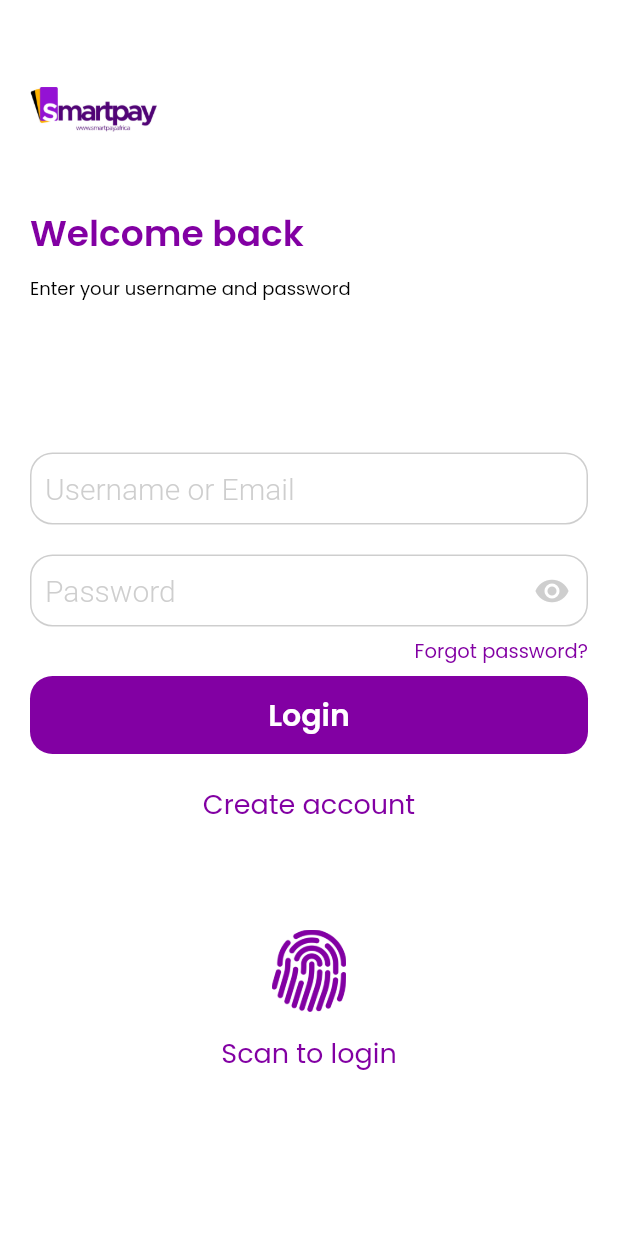
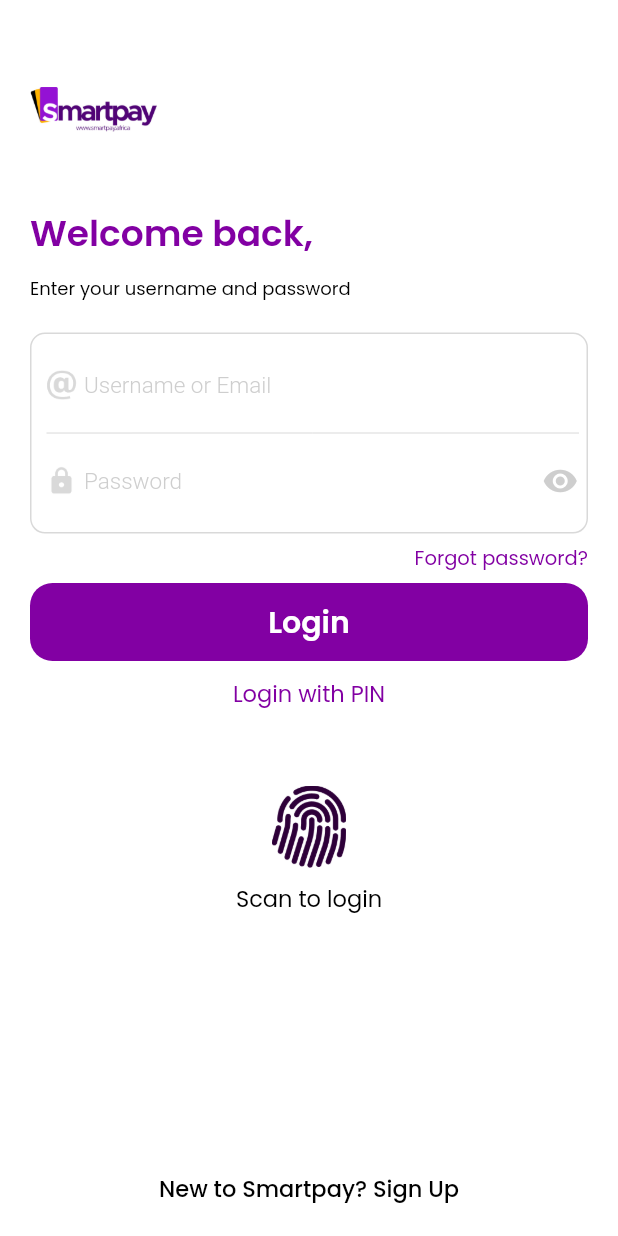
Before and after one commit to abdorll/smartPay, a Flutter app: the LoginScreen screen opened by its route, on a phone screen of 412 x 824 dp. Run offline on Flutter 3.47's test engine with Material 2 defaults, Android fonts, the phone set to English and light mode, and no system bars; our stand-ins replace flutter_riverpod, flutter_svg, google_fonts; project files that could hold a hidden picture were left out.

Commit message:
signin screen done

```diff
--- a/lib/routes/app_routes.dart
+++ b/lib/routes/app_routes.dart
@@ -2,7 +2,7 @@
 import 'package:smart_pay/screens/account_creation/signup_screen.dart';
 import 'package:smart_pay/screens/onboarding/signin_request.dart';
 import 'package:smart_pay/screens/onboarding/splash_screen.dart';
-import 'package:smart_pay/screens/signin_options/login_screen.dart';
+import 'package:smart_pay/screens/signin_options/signin_screen.dart';
 
 class AppRoutes {
   static Route<dynamic> generateRoute(RouteSettings settings) {
--- a/lib/screens/onboarding/signin_request.dart
+++ b/lib/screens/onboarding/signin_request.dart
@@ -1,6 +1,6 @@
 import 'package:flutter/material.dart';
 import 'package:smart_pay/screens/account_creation/signup_screen.dart';
-import 'package:smart_pay/screens/signin_options/login_screen.dart';
+import 'package:smart_pay/screens/signin_options/signin_screen.dart';
 import 'package:smart_pay/utils/colors.dart';
 import 'package:smart_pay/utils/images.dart';
 import 'package:smart_pay/widget/spacing.dart';
--- a/lib/screens/signin_options/login_screen.dart
+++ /dev/null
@@ -1,136 +0,0 @@
-import 'package:flutter/material.dart';
-import 'package:smart_pay/screens/account_creation/signup_screen.dart';
-import 'package:smart_pay/utils/colors.dart';
-import 'package:smart_pay/utils/images.dart';
-import 'package:smart_pay/widget/spacing.dart';
-import 'package:smart_pay/widget/texts.dart';
-
-class LoginScreen extends StatefulWidget {
-  const LoginScreen({super.key});
-  static const String loginScreen  ="loginScreen";
-  @override
-  State<LoginScreen> createState() => _LoginScreenState();
-}
-
-class _LoginScreenState extends State<LoginScreen> {
-  bool isVisible = true;
-  @override
-  Widget build(BuildContext context) {
-    return Scaffold(
-      backgroundColor: white,
-      body: Padding(
-        padding: const EdgeInsets.symmetric(horizontal: 20),
-        child: SingleChildScrollView(
-          child: Column(
-            crossAxisAlignment: CrossAxisAlignment.center,
-            children: [
-              YMargin(MediaQuery.of(context).size.height * 0.07),
-              Row(
-                mainAxisAlignment: MainAxisAlignment.start,
-                children: [pngImage(Images.logo, height: 30)],
-              ),
-              const YMargin(50),
-              Row(
-                mainAxisAlignment: MainAxisAlignment.start,
-                children: [
-                  TextOf('Welcome back', 24, purple, FontWeight.w600, align: TextAlign.left,),
-                ],
-              ),
-              const YMargin(10),
-              Row(
-                mainAxisAlignment: MainAxisAlignment.start,
-                children: [
-                  TextOf('Enter your username and password', 12, black, FontWeight.w400, align: TextAlign.left,),
-                ],
-              ),
-              const YMargin(100),
-              TextFormField(
-                keyboardType: TextInputType.emailAddress,
-                decoration: InputDecoration(
-                    hintText: 'Username or Email',
-                    hintStyle: TextStyle(
-                        color: Colors.grey.withOpacity(0.5),
-                        fontSize: 20,
-                        fontWeight: FontWeight.w300),
-                    contentPadding:
-                        const EdgeInsets.symmetric(horizontal: 10, vertical: 3),
-                    enabledBorder: OutlineInputBorder(
-                      borderSide:
-                          BorderSide(color: Colors.grey.withOpacity(0.5)),
-                      borderRadius: BorderRadius.circular(15),
-                    ),
-                    focusedBorder: OutlineInputBorder(
-                        borderRadius: BorderRadius.circular(15),
-                        borderSide: BorderSide(width: 0.8, color: purple))),
-              ),
-              const YMargin(20),
-              TextFormField(
-                keyboardType: TextInputType.name,
-                obscureText: isVisible,
-                decoration: InputDecoration(
-                    suffixIcon: InkWell(
-                        onTap: () {
-                          setState(() {
-                            isVisible = !isVisible;
-                          });
-                        },
-                        child: Icon(
-                            isVisible == false
-                                ? Icons.visibility_off_outlined
-                                : Icons.visibility,
-                            color: isVisible == false
-                                ? purple
-                                : Colors.grey.withOpacity(0.5))),
-                    hintText: 'Password',
-                    hintStyle: TextStyle(
-                        color: Colors.grey.withOpacity(0.5),
-                        fontSize: 20,
-                        fontWeight: FontWeight.w300),
-                    contentPadding:
-                        const EdgeInsets.symmetric(horizontal: 10, vertical: 3),
-                    enabledBorder: OutlineInputBorder(
-                      borderSide:
-                          BorderSide(color: Colors.grey.withOpacity(0.5)),
-                      borderRadius: BorderRadius.circular(15),
-                    ),
-                    focusedBorder: OutlineInputBorder(
-                        borderRadius: BorderRadius.circular(15),
-                        borderSide: BorderSide(width: 0.8, color: purple))),
-              ),
-              const YMargin(7),
-              Row(
-                mainAxisAlignment: MainAxisAlignment.end,
-                children: [
-                  TextOf('Forgot password?', 13, purple, FontWeight.w400)
-                ],
-              ),
-              const YMargin(7),
-              InkWell(
-                onTap: () {
-                  Navigator.push(context, MaterialPageRoute(builder: (context) {
-                    return const SignupScreen();
-                  }));
-                },
-                child: Container(
-                  width: double.infinity,
-                  padding: const EdgeInsets.symmetric(vertical: 11),
-                  decoration: BoxDecoration(
-                      color: purple, borderRadius: BorderRadius.circular(15)),
-                  child: Center(
-                    child: TextOf('Login', 20, white, FontWeight.w600),
-                  ),
-                ),
-              ),
-              const YMargin(20),
-              TextOf('Create account', 18, purple, FontWeight.w400),
-              const YMargin(70),
-              pngImage(Images.fingerprint, height: 55),
-              const YMargin(14),
-              TextOf('Scan to login', 18, purple, FontWeight.w400),
-            ],
-          ),
-        ),
-      ),
-    );
-  }
-}
--- /dev/null
+++ b/lib/screens/signin_options/signin_screen.dart
@@ -0,0 +1,156 @@
+import 'package:flutter/material.dart';
+import 'package:smart_pay/screens/account_creation/signup_screen.dart';
+import 'package:smart_pay/utils/colors.dart';
+import 'package:smart_pay/utils/images.dart';
+import 'package:smart_pay/widget/spacing.dart';
+import 'package:smart_pay/widget/text_field.dart';
+import 'package:smart_pay/widget/texts.dart';
+
+class LoginScreen extends StatefulWidget {
+  const LoginScreen({super.key});
+  static const String loginScreen = "loginScreen";
+  @override
+  State<LoginScreen> createState() => _LoginScreenState();
+}
+
+class _LoginScreenState extends State<LoginScreen> {
+  bool isVisible = true;
+  @override
+  Widget build(BuildContext context) {
+    return Scaffold(
+      backgroundColor: white,
+      body: Padding(
+        padding: const EdgeInsets.symmetric(horizontal: 20),
+        child: Stack(
+          children: [
+            SingleChildScrollView(
+              physics: BouncingScrollPhysics(),
+              child: Column(
+                crossAxisAlignment: CrossAxisAlignment.center,
+                children: [
+                  YMargin(MediaQuery.of(context).size.height * 0.07),
+                  Row(
+                    mainAxisAlignment: MainAxisAlignment.start,
+                    children: [pngImage(Images.logo, height: 30)],
+                  ),
+                  const YMargin(50),
+                  Row(
+                    mainAxisAlignment: MainAxisAlignment.start,
+                    children: [
+                      TextOf(
+                        'Welcome back,',
+                        24,
+                        purple,
+                        FontWeight.w600,
+                        align: TextAlign.left,
+                      ),
+                    ],
+                  ),
+                  const YMargin(10),
+                  Row(
+                    mainAxisAlignment: MainAxisAlignment.start,
+                    children: [
+                      TextOf(
+                        'Enter your username and password',
+                        12,
+                        black,
+                        FontWeight.w400,
+                        align: TextAlign.left,
+                      ),
+                    ],
+                  ),
+                  const YMargin(20),
+                  Container(
+                    padding: EdgeInsets.only(
+                        left: 10, top: 10, bottom: 10, right: 5),
+                    decoration: BoxDecoration(
+                        border: Border.all(
+                          color: grey,
+                        ),
+                        borderRadius: BorderRadius.circular(10)),
+                    child: Column(
+                      children: [
+                        InputField(
+                            hintText: "Username or Email",
+                            prefixIcon: pngImage(Images.atSymbol, height: 20)),
+                        Divider(
+                          color: grey,
+                        ),
+                        InputField(
+                          hintText: "Password",
+                          obscureText: isVisible,
+                          prefixIcon: pngImage(Images.lock, height: 20),
+                          suffixIcon: InkWell(
+                              onTap: () {
+                                setState(() {
+                                  isVisible = !isVisible;
+                                });
+                              },
+                              child: Icon(
+                                  isVisible == false
+                                      ? Icons.visibility_off_outlined
+                                      : Icons.visibility,
+                                  color: isVisible == false
+                                      ? purple
+                                      : Colors.grey.withOpacity(0.5))),
+                        ),
+                      ],
+                    ),
+                  ),
+                  const YMargin(7),
+                  Row(
+                    mainAxisAlignment: MainAxisAlignment.end,
+                    children: [
+                      TextOf('Forgot password?', 13, purple, FontWeight.w400)
+                    ],
+                  ),
+                  const YMargin(7),
+                  InkWell(
+                    onTap: () {
+                      Navigator.push(context,
+                          MaterialPageRoute(builder: (context) {
+                        return const SignupScreen();
+                      }));
+                    },
+                    child: Container(
+                      width: double.infinity,
+                      padding: const EdgeInsets.symmetric(vertical: 11),
+                      decoration: BoxDecoration(
+                          color: purple,
+                          borderRadius: BorderRadius.circular(15)),
+                      child: Center(
+                        child: TextOf('Login', 20, white, FontWeight.w600),
+                      ),
+                    ),
+                  ),
+                  const YMargin(10),
+                  TextOf('Login with PIN', 15, purple, FontWeight.w400),
+                  const YMargin(50),
+                  pngImage(Images.fingerprint, height: 55),
+                  const YMargin(9),
+                  TextOf('Scan to login', 15, black, FontWeight.w400),
+                ],
+              ),
+            ),
+            Column(
+              mainAxisAlignment: MainAxisAlignment.end,
+              children: [
+                Container(
+                  padding: EdgeInsets.only(bottom: 20, top: 10),
+                  decoration: BoxDecoration(color: white),
+                  child: Row(
+                    mainAxisAlignment: MainAxisAlignment.center,
+                    children: [
+                      TextOf(
+                          'New to Smartpay? Sign Up', 15, black, FontWeight.w500),
+                    ],
+                  ),
+                ),
+              ],
+            )
+          ],
+        ),
+      ),
+    );
+  }
+}
--- a/lib/utils/images.dart
+++ b/lib/utils/images.dart
@@ -37,4 +37,7 @@
   static String purpleBackground = "splash_screen_background";
   static String topLeftRectanglr = "top_left_rectangle";
   static String bottomCenter = "bottom_center";
+  static String atSymbol = "at_symbol";
+  static String lock = "lock";
+
 }
--- /dev/null
+++ b/lib/widget/text_field.dart
@@ -0,0 +1,54 @@
+// ignore_for_file: must_be_immutable
+import 'package:flutter/material.dart';
+import 'package:smart_pay/utils/colors.dart';
+
+class InputField extends StatelessWidget {
+  InputField(
+      {required this.hintText,
+      this.prefixIcon,
+      this.hasBorder = false,
+      this.obscureText=false,
+      this.suffixIcon,
+      super.key});
+  String? hintText;
+  bool hasBorder;
+  Widget? prefixIcon;
+  Widget? suffixIcon;
+  bool obscureText;
+  @override
+  Widget build(BuildContext context) {
+    return TextFormField(
+      keyboardType: TextInputType.emailAddress,
+      obscureText: obscureText,
+      decoration: InputDecoration(
+          hintText: hintText,
+          prefixIconConstraints: BoxConstraints(
+              minWidth: 25, minHeight: 25, maxHeight: 25, maxWidth: 25),
+          prefixIcon: Padding(
+            padding:   EdgeInsets.only(right: 5),
+            child: prefixIcon,
+          ),
+          hintStyle: TextStyle(
+              color: Colors.grey.withOpacity(0.5),
+              fontSize: 15,
+              fontWeight: FontWeight.w300),
+          suffixIconConstraints: BoxConstraints(
+              minWidth: 25, minHeight: 25, maxHeight: 25, maxWidth: 25),
+          suffixIcon: suffixIcon,
+          contentPadding:
+              const EdgeInsets.symmetric(horizontal: 20, vertical: 10),
+          enabledBorder: hasBorder == true
+              ? OutlineInputBorder(
+                  borderSide: BorderSide(color: Colors.grey.withOpacity(0.5)),
+                  borderRadius: BorderRadius.circular(15),
+                )
+              : null,
+          border: InputBorder.none,
+          focusedBorder: hasBorder == true
+              ? OutlineInputBorder(
+                  borderRadius: BorderRadius.circular(15),
+                  borderSide: BorderSide(width: 0.8, color: purple))
+              : null),
+    );
+  }
+}
--- a/pubspec.yaml
+++ b/pubspec.yaml
@@ -13,6 +13,7 @@
   flutter_svg: ^2.0.7
   google_fonts: ^5.1.0
   flutter_riverpod: ^2.3.6
+  pinput: ^3.0.0
 
 dev_dependencies:
   flutter_test:
```
Also changed, not shown: assets/images/at_symbol.png (added), assets/images/fingerprint.png, assets/images/lock.png (added), assets/images/svg_image/Group 181.svg (renamed from assets/images/svg_image/splash_screen_background.svg), lib/screens/signin_options/signin_opt_screen.dart (added), pubspec.lock, 5 other files.
